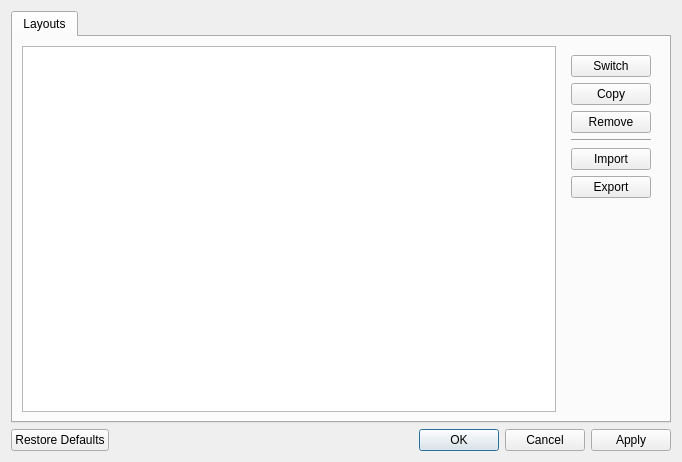
This is app/layoutconfigdialog.ui in KDE/latte-dock as Qt 5 draws it before an edit. The edited form follows.
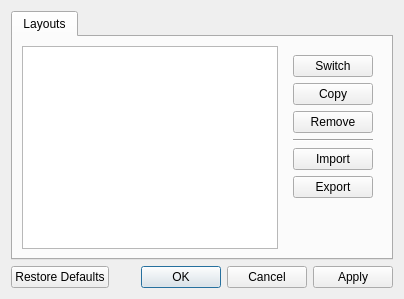
This is the edited form. Icons and pictures are not drawn.

Commit message: save layout window size to improve usability

What changed in the file:
```diff
--- a/app/layoutconfigdialog.ui
+++ b/app/layoutconfigdialog.ui
@@ -2,14 +2,6 @@
 <ui version="4.0">
  <class>LayoutConfigDialog</class>
  <widget class="QDialog" name="LayoutConfigDialog">
-  <property name="geometry">
-   <rect>
-    <x>0</x>
-    <y>0</y>
-    <width>682</width>
-    <height>462</height>
-   </rect>
-  </property>
   <property name="windowTitle">
    <string/>
   </property>
```
Left out of the diff: 15 changed lines with no effect on the pictures. The commit also changes 3 other files.
